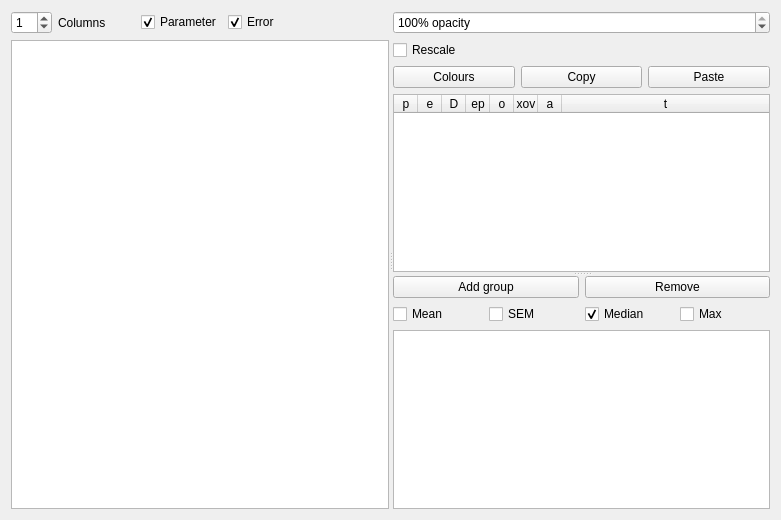
The window that src/gui/parameterfitplotter.ui (CompEphys-team/rtdo) describes before a commit, drawn with Qt 5.
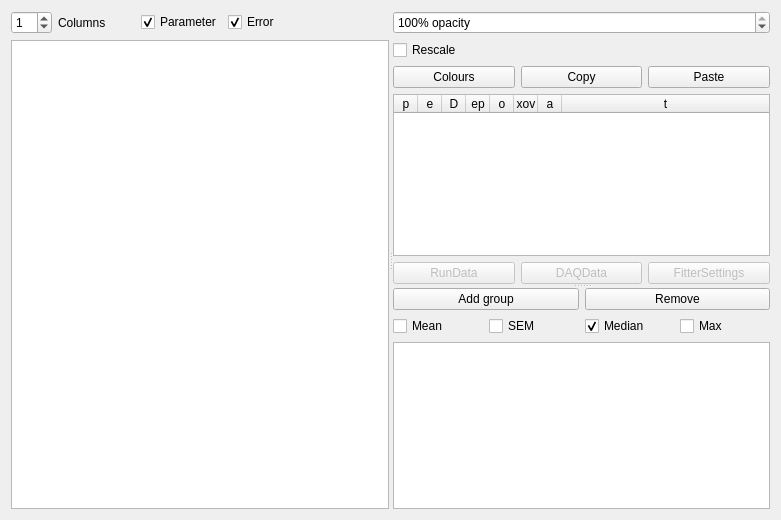
The same window after the commit.

Commit message: Give GUI access to historic settings in ParameterFitPlotter

Diff of the .ui file:
```diff
--- a/src/gui/parameterfitplotter.ui
+++ b/src/gui/parameterfitplotter.ui
@@ -123,7 +123,7 @@
           </property>
          </widget>
         </item>
-        <item row="3" column="0" colspan="3">
+        <item row="4" column="0" colspan="3">
          <widget class="QTableWidget" name="fits">
           <property name="selectionBehavior">
            <enum>QAbstractItemView::SelectRows</enum>
@@ -233,6 +233,48 @@
           </property>
          </widget>
         </item>
+        <item row="5" column="0" colspan="3">
+         <widget class="QWidget" name="settingsButtons" native="true">
+          <property name="enabled">
+           <bool>false</bool>
+          </property>
+          <layout class="QGridLayout" name="gridLayout_5">
+           <property name="leftMargin">
+            <number>0</number>
+           </property>
+           <property name="topMargin">
+            <number>0</number>
+           </property>
+           <property name="rightMargin">
+            <number>0</number>
+           </property>
+           <property name="bottomMargin">
+            <number>0</number>
+           </property>
+           <item row="0" column="0">
+            <widget class="QPushButton" name="rundata">
+             <property name="text">
+              <string>RunData</string>
+             </property>
+            </widget>
+           </item>
+           <item row="0" column="1">
+            <widget class="QPushButton" name="daqdata">
+             <property name="text">
+              <string>DAQData</string>
+             </property>
+            </widget>
+           </item>
+           <item row="0" column="2">
+            <widget class="QPushButton" name="fittersettings">
+             <property name="text">
+              <string>FitterSettings</string>
+             </property>
+            </widget>
+           </item>
+          </layout>
+         </widget>
+        </item>
        </layout>
       </widget>
       <widget class="QWidget" name="widget_2" native="true">
```
Left out of the diff: 40 changed lines with no effect on the pictures. The commit also changes 1 other file.
